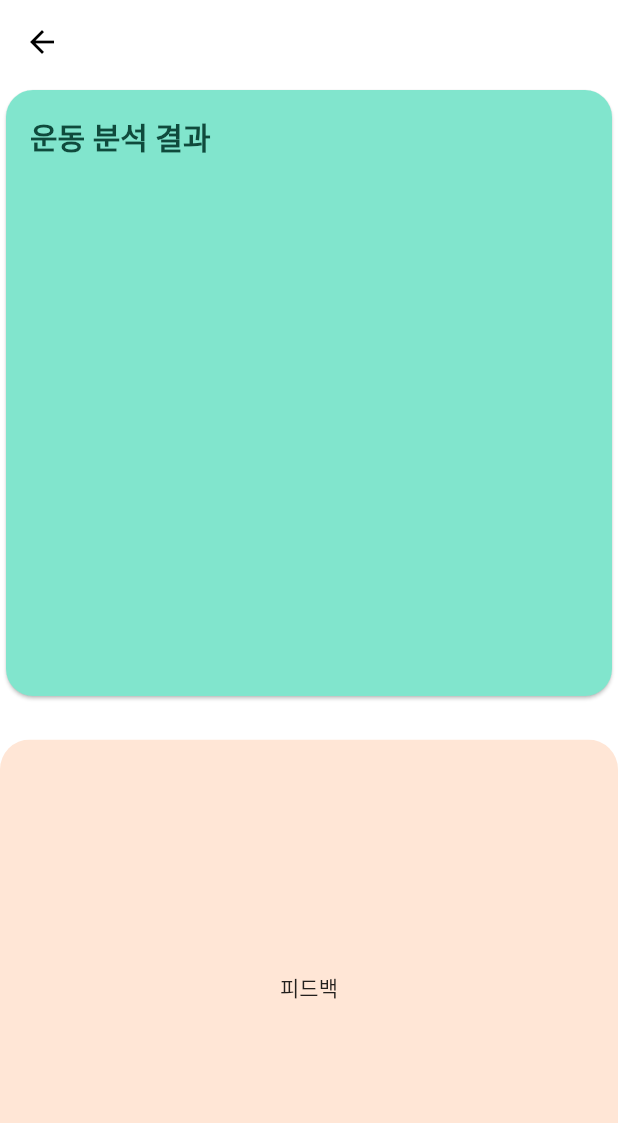
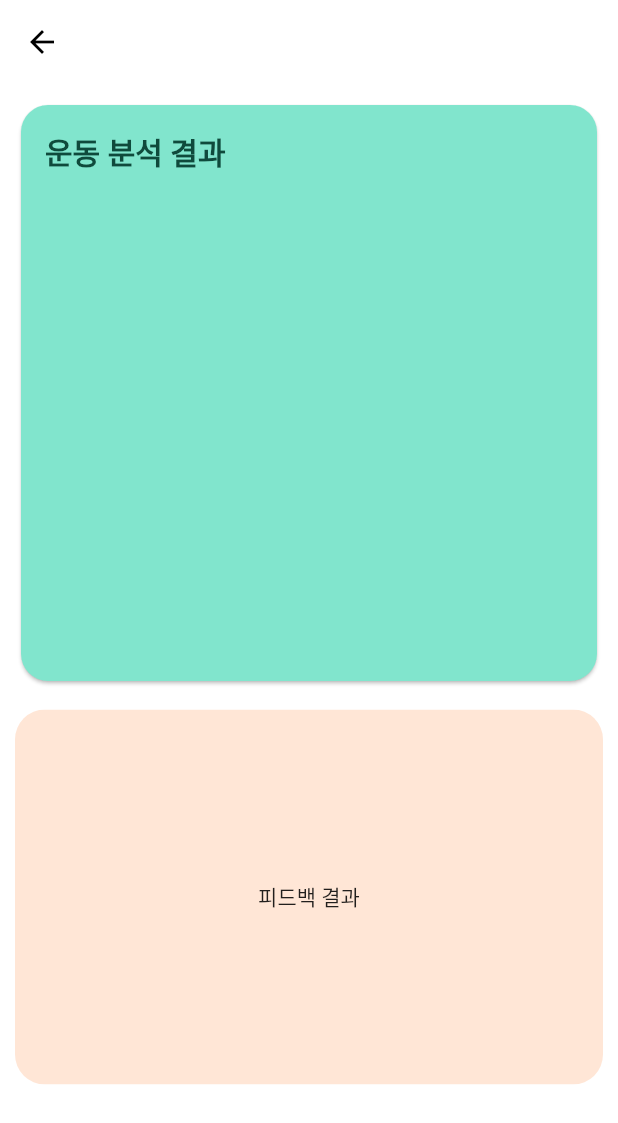
Before and after one commit to MuSeongPark/AI_APP_MyPT_StrongFriends, a Flutter app: the WorkoutResultPage screen opened directly with empty values, on a phone screen of 412 x 824 dp. Shown: the top 1123 px of the screen. Run offline on Flutter 3.47's test engine with Material 2 defaults, Android fonts, the phone set to English and light mode, and no system bars; drawn by our look-alikes of fl_chart; our stand-ins replace camera, cloud_firestore, firebase_auth, firebase_core, flutter_signin_button, flutter_tts and 5 more; missing offline and left inert: google_ml_kit; accounts and stored records are empty.

Commit message:
reset workou result page version

```diff
--- a/mypt/lib/screens/analysis/workout_result_page.dart
+++ b/mypt/lib/screens/analysis/workout_result_page.dart
@@ -11,6 +11,40 @@ import 'package:mypt/theme.dart';
 import 'package:mypt/utils/build_no_title_appbar.dart';
 import 'package:mypt/models/workout_result.dart';
 
+class WorkoutResultPage extends StatelessWidget {
+  WorkoutResultPage({Key? key, required this.workoutResult}) : super(key: key);
+  WorkoutResult workoutResult;
+
+  @override
+  Widget build(BuildContext context) {
+    return Scaffold(
+      appBar: buildNoTitleAppBar(),
+      body: Container(
+        padding: EdgeInsets.all(10),
+        child: Column(
+          mainAxisAlignment: MainAxisAlignment.start,
+          children: [
+            CustomizedBarChart(workoutResult: workoutResult,),
+            Container(
+              margin: EdgeInsets.only(top: 15),
+              child: ClipRRect(
+                borderRadius: BorderRadius.circular(20),
+                child: Container(
+                  height: 250,
+                  width: double.infinity,
+                  color: kLightIvoryColor,
+                  child: Center(child: Text('피드백 결과')),
+                ),
+              ),
+            ),
+          ],
+        ),
+      ),
+    );
+  }
+}
+
+/*
 class WorkoutResultPage extends StatelessWidget {
   WorkoutResultPage({Key? key, required this.workoutResult}) : super(key: key);
   WorkoutResult workoutResult;
@@ -125,4 +159,4 @@ List<String> PushUpFeedbackString = [
   '''골반이 내려간 상태로 운동하고 있습니다. 하중이 내려간 자세라서 횟수를 쉽게 늘릴 수 있지만, 올바른 운동효과를 기대하기 어려워요.''',
   '''무릎이 접힌 상태로 운동하고 있습니다. 하중이 내려간 자세라서 횟수를 쉽게 늘릴 수 있지만, 올바른 운동효과를 기대하기 어려워요.''',
   '''너무 빠른속도로 운동하고 있습니다. 자세에 신경쓰고 근육의 이완과 수축을 느끼며 운동해보세요.'''
-];
+];*/
```
